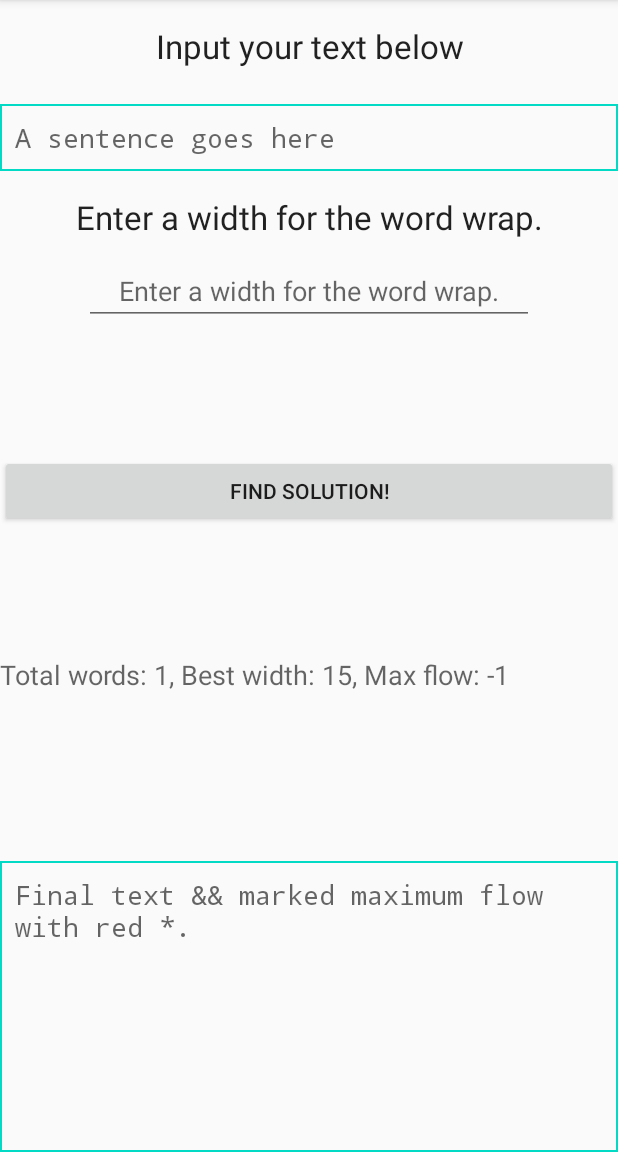
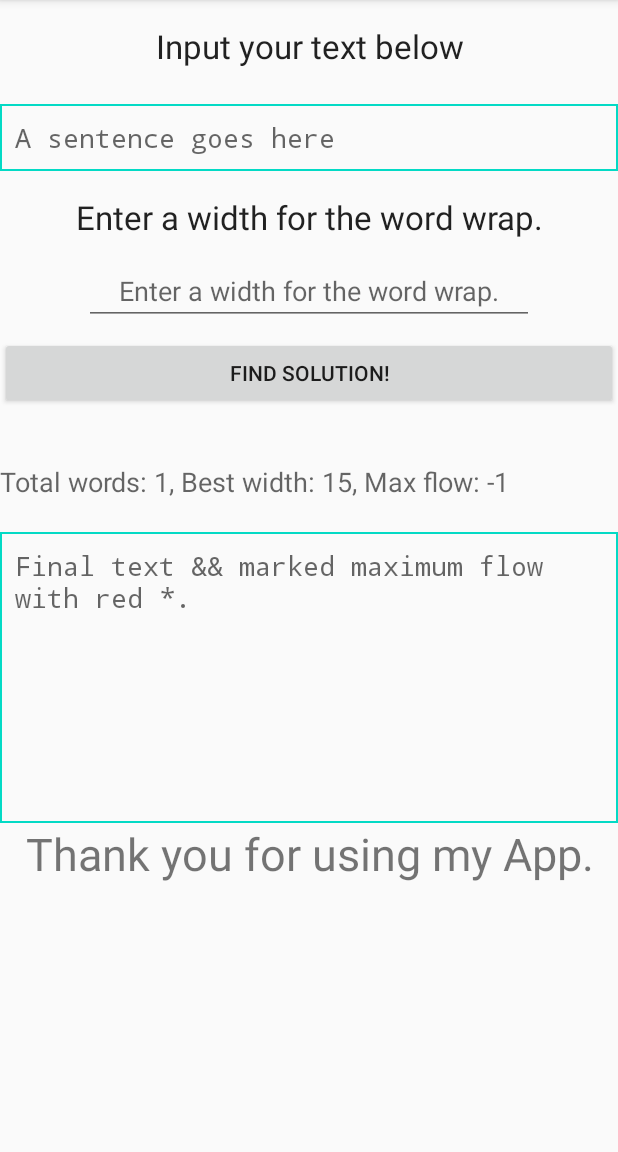
Before and after one commit to S-TJones/Text-Flow, an Android app: the screen it shows after launch (MainActivity), after a tap on "FIND SOLUTION!", on a phone screen of 412 x 824 dp, the part 84-1236 px from its top. Run offline under Robolectric (Android 15) with nearby library versions, the phone set to English and light mode, and no system bars.

Commit message:
Added a Scroll View and Thanks
Made it so that scrollin is enabled for both the LinearLayout and TextView displaying the river output. Added another TextView that thanks the user for using the app. Solved the bg where it displayed the second longest river.

```diff
--- a/Android App/app/src/main/java/com/example/flowtextapplication/MainActivity.java
+++ b/Android App/app/src/main/java/com/example/flowtextapplication/MainActivity.java
@@ -3,6 +3,7 @@ package com.example.flowtextapplication;
 import androidx.appcompat.app.AppCompatActivity;
 
 import android.os.Bundle;
+import android.text.method.ScrollingMovementMethod;
 import android.view.View;
 import android.widget.Button;
 import android.widget.EditText;
@@ -24,6 +25,7 @@ public class MainActivity extends AppCompatActivity {
 
         final TextView ResultText = (TextView) findViewById(R.id.ResultTextView);
         final TextView ResultRiver = (TextView) findViewById(R.id.RiverTextView);
+        final TextView Thanks = (TextView) findViewById(R.id.ThanksTextView);
 
         FindSolution.setOnClickListener(new View.OnClickListener() {
             @Override
@@ -50,7 +52,9 @@ public class MainActivity extends AppCompatActivity {
                 ResultText.setVisibility(View.VISIBLE);
                 ResultText.setText(lines[0]);
                 ResultRiver.setVisibility(View.VISIBLE);
+                ResultRiver.setMovementMethod(new ScrollingMovementMethod()); // Enables scrolling on the TextView
                 ResultRiver.setText(lines[1]);
+                Thanks.setVisibility(View.VISIBLE);
             }
         });
     }
--- a/Android App/app/src/main/res/layout/activity_main.xml
+++ b/Android App/app/src/main/res/layout/activity_main.xml
@@ -1,16 +1,23 @@
 <?xml version="1.0" encoding="utf-8"?>
-<androidx.drawerlayout.widget.DrawerLayout
+<LinearLayout
     xmlns:android="http://schemas.android.com/apk/res/android"
     xmlns:app="http://schemas.android.com/apk/res-auto"
     xmlns:tools="http://schemas.android.com/tools"
-    android:id="@+id/drawerLayout"
     android:layout_width="match_parent"
     android:layout_height="match_parent"
+    android:orientation="vertical"
     tools:context=".MainActivity">
+
+    <ScrollView
+        android:id="@+id/Scroller"
+        android:layout_width="match_parent"
+        android:layout_height="wrap_content"
+        android:layout_gravity="center_horizontal">
 
         <androidx.constraintlayout.widget.ConstraintLayout
             android:layout_width="match_parent"
-        android:layout_height="match_parent">
+            android:layout_height="wrap_content"
+            android:orientation="vertical">
 
             <TextView
                 android:id="@+id/InputTextView"
@@ -83,17 +90,19 @@
                 android:layout_width="match_parent"
                 android:layout_height="30sp"
                 android:layout_gravity="center"
+                android:layout_marginTop="28dp"
                 android:layout_marginBottom="28dp"
                 android:textAppearance="?android:attr/textAppearanceMedium"
                 android:visibility="invisible"
+                app:layout_constraintBottom_toTopOf="@+id/RiverTextView"
                 app:layout_constraintTop_toBottomOf="@+id/FindButton"
-            app:layout_constraintBottom_toTopOf="@+id/RiverTextView"
                 tools:layout_editor_absoluteX="0dp" />
 
             <TextView
                 android:id="@+id/RiverTextView"
                 android:layout_width="match_parent"
                 android:layout_height="wrap_content"
+                android:layout_marginTop="16dp"
                 android:autofillHints="Output goes here"
                 android:background="@drawable/edittext_border"
                 android:gravity="top"
@@ -105,9 +114,22 @@
                 android:textAppearance="?android:attr/textAppearanceMedium"
                 android:typeface="monospace"
                 android:visibility="invisible"
-            app:layout_constraintBottom_toBottomOf="parent"
+                app:layout_constraintTop_toBottomOf="@+id/ResultTextView"
                 tools:layout_editor_absoluteX="5dp" />
 
         </androidx.constraintlayout.widget.ConstraintLayout>
 
-</androidx.drawerlayout.widget.DrawerLayout>
+    </ScrollView>
+
+    <TextView
+        android:id="@+id/ThanksTextView"
+        android:layout_width="match_parent"
+        android:layout_height="wrap_content"
+        android:text="@string/thanks_user"
+        android:textAlignment="center"
+        android:textSize="30sp"
+        app:layout_constraintTop_toBottomOf="@+id/Scroller"
+        app:layout_constraintBottom_toBottomOf="parent"
+        android:visibility="invisible"/>
+
+</LinearLayout>
--- a/Android App/app/src/main/res/values/strings.xml
+++ b/Android App/app/src/main/res/values/strings.xml
@@ -4,4 +4,5 @@
     <string name="sentence_prompt">A sentence goes here</string>
     <string name="instructions">Input your text below</string>
     <string name="width_prompt">Enter a width for the word wrap.</string>
+    <string name="thanks_user">Thank you for using my App.</string>
 </resources>
```
Also changed, not shown: Android App/app/src/main/java/com/example/flowtextapplication/TextFlow.java (+18 -15 lines), 2 other files. Lines whose indentation alone changed are shown as unchanged.
